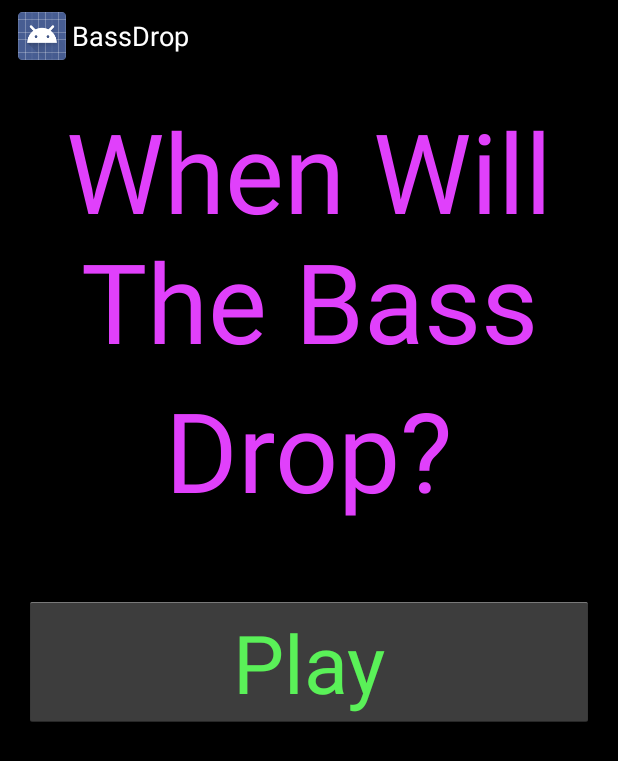
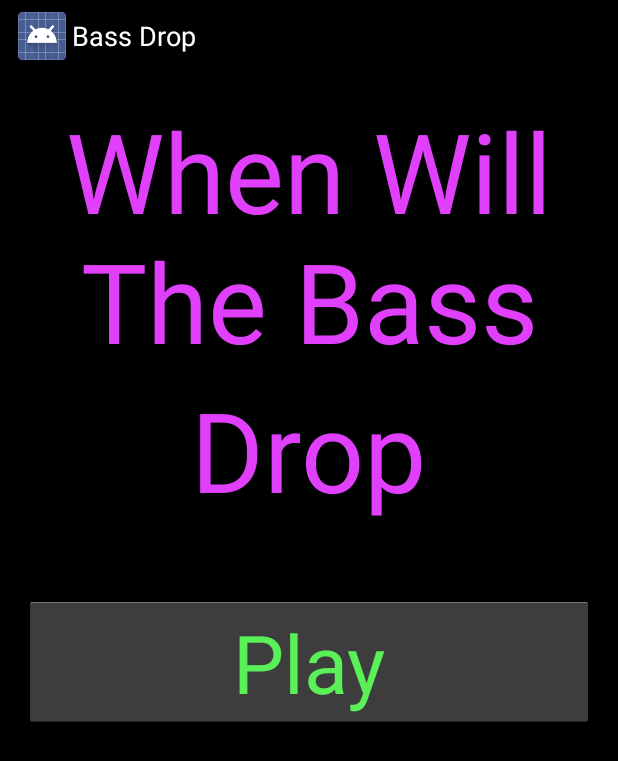
Before and after one commit to gray419/bassDrop, an Android app: the screen it shows after launch (MainActivity), on a phone screen of 412 x 824 dp. Shown: the top 761 px of the screen. Run offline under Robolectric (Android 15) with nearby library versions, the phone set to English and light mode, and no system bars; libraries missing offline, so code that uses them is left out: com.daimajia.androidanimations; 1 statement that could not run was skipped.

Commit message:
update sounds

```diff
--- a/app/src/main/AndroidManifest.xml
+++ b/app/src/main/AndroidManifest.xml
@@ -8,6 +8,7 @@
     <application
         android:allowBackup="true"
         android:label="@string/app_name"
+        android:icon="@drawable/ic_launcher"
         android:theme="@style/AppTheme" >
 
         <meta-data android:name="com.google.android.gms.version"
--- a/app/src/main/java/com/graywolf/bassdrop/Fragments/MainActivityFragment.java
+++ b/app/src/main/java/com/graywolf/bassdrop/Fragments/MainActivityFragment.java
@@ -1,15 +1,19 @@
 package com.graywolf.bassdrop.Fragments;
 
 import android.app.Fragment;
+import android.content.Context;
 import android.content.Intent;
+import android.content.SharedPreferences;
 import android.os.Bundle;
 import android.view.LayoutInflater;
 import android.view.View;
 import android.view.ViewGroup;
 import android.widget.Button;
+import android.widget.TextView;
 
 import com.daimajia.androidanimations.library.Techniques;
 import com.daimajia.androidanimations.library.YoYo;
+import com.graywolf.bassdrop.Constants;
 import com.graywolf.bassdrop.PlayActivity;
 import com.graywolf.bassdrop.R;
 
@@ -25,6 +29,16 @@ public class MainActivityFragment extends Fragment {
 
         View rootView = inflater.inflate(R.layout.fragment_main, container, false);
         mRootView = rootView;
+
+        SharedPreferences sharedPrefs = getActivity().getSharedPreferences(Constants.PREFERENCES, Context.MODE_PRIVATE);
+        String highScore = sharedPrefs.getString(Constants.HIGH_SCORE,"");
+
+        TextView highScoreTextView = (TextView) mRootView.findViewById(R.id.highscoreTextView);
+        highScoreTextView.setText("");
+
+        if(!highScore.isEmpty()){
+            highScoreTextView.setText("Highscore is: "+ highScore);
+        }
 
         MyTimerTask myTask = new MyTimerTask();
         Timer myTimer = new Timer();
@@ -44,6 +58,20 @@ public class MainActivityFragment extends Fragment {
         return rootView;
     }
 
+    @Override
+    public void onStart(){
+        super.onStart();
+        SharedPreferences sharedPrefs = getActivity().getSharedPreferences(Constants.PREFERENCES, Context.MODE_PRIVATE);
+        String highScore = sharedPrefs.getString(Constants.HIGH_SCORE,"");
+
+        TextView highScoreTextView = (TextView) mRootView.findViewById(R.id.highscoreTextView);
+        highScoreTextView.setText("");
+
+        if(!highScore.isEmpty()){
+            highScoreTextView.setText("Highscore is: "+ highScore);
+        }
+    }
+
     private class MyTimerTask extends TimerTask {
         @Override
         public void run(){
--- a/app/src/main/res/layout/fragment_main.xml
+++ b/app/src/main/res/layout/fragment_main.xml
@@ -22,7 +22,7 @@
         android:layout_width="wrap_content"
         android:layout_height="wrap_content"
         android:textAppearance="?android:attr/textAppearanceLarge"
-        android:text="Drop?"
+        android:text="Drop"
         android:textSize="74sp"
         android:textColor="#ffe040fb"
         android:id="@+id/dropTextView"
@@ -42,4 +42,14 @@
         android:layout_alignParentStart="true"
         android:layout_marginTop="48dp" />
 
+    <TextView
+        android:layout_width="wrap_content"
+        android:layout_height="wrap_content"
+        android:text="Highscore: "
+        android:id="@+id/highscoreTextView"
+        android:layout_alignParentBottom="true"
+        android:layout_centerHorizontal="true"
+        android:textColor="@color/NeonGreen"
+        android:textSize="24sp" />
+
 </RelativeLayout>
--- a/app/src/main/res/values/strings.xml
+++ b/app/src/main/res/values/strings.xml
@@ -1,13 +1,14 @@
 <?xml version="1.0" encoding="utf-8"?>
 <resources>
 
-    <string name="app_name">BassDrop</string>
+    <string name="app_name">Bass Drop</string>
     <string name="hello_world">Hello world!</string>
     <string name="action_settings">Settings</string>
     <string name="bass_drop_main_screen">When Will The Bass</string>
     <string name="title_activity_play">Stop</string>
 
         <string-array name="drop_array">
+            <item>Select a Drop Here</item>
             <item>Lonely Island</item>
             <item>DJ Snake</item>
             <item>Salto Wiwek</item>
```
Also changed, not shown: app/src/main/java/com/graywolf/bassdrop/Constants.java (added, +9 -0 lines), app/src/main/java/com/graywolf/bassdrop/Fragments/PlayActivityFragment.java (+41 -31 lines), app/src/main/res/drawable-hdpi/ic_launcher.png, app/src/main/res/drawable-hdpi/ic_launcher_old.png (added), app/src/main/res/drawable-mdpi/ic_launcher.png, app/src/main/res/drawable-mdpi/ic_launcher_old.png (added), app/src/main/res/drawable-xhdpi/ic_launcher.png, app/src/main/res/drawable-xhdpi/ic_launcher_old.png (added), app/src/main/res/drawable-xxhdpi/ic_launcher.png, app/src/main/res/drawable-xxhdpi/ic_launcher_old.png (added), 2 other files.
